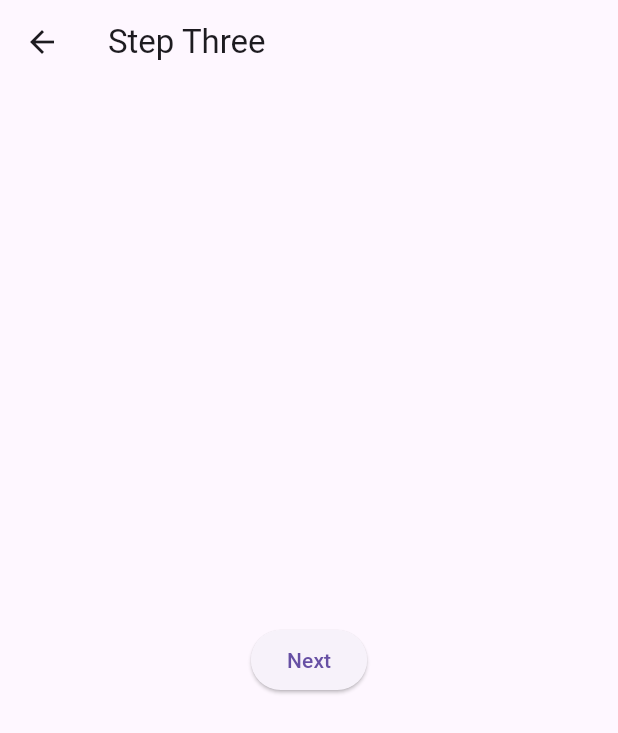
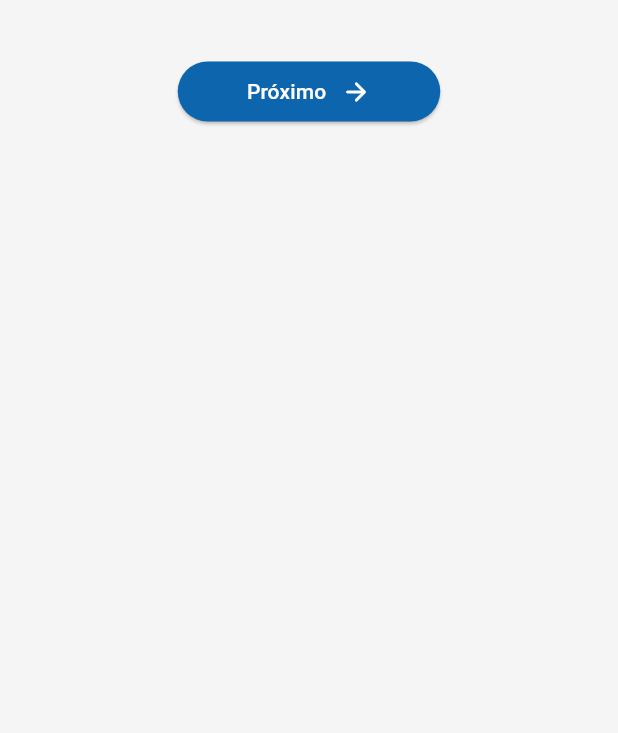
Before and after one commit to phalmeidal/signup_flutter_web, a Flutter app: the StepThreePage screen opened directly, on a phone screen of 412 x 824 dp. Shown: the top 733 px of the screen. Run offline on Flutter 3.47's test engine with Material 3 defaults, Android fonts, the phone set to English and light mode, and no system bars; our stand-ins replace get.

Commit message:
refatorando logica de paginas

```diff
--- /dev/null
+++ b/lib/app/controllers/signup_controller.dart
@@ -0,0 +1,17 @@
+import 'package:get/get.dart';
+
+class SignupController extends GetxController {
+  var currentStep = 0.obs;
+
+  void nextStep() {
+    if (currentStep.value < 3) {
+      currentStep.value++;
+    }
+  }
+
+  void previousStep() {
+    if (currentStep.value > 0) {
+      currentStep.value--;
+    }
+  }
+}
--- /dev/null
+++ b/lib/app/views/step_three.dart
@@ -0,0 +1,33 @@
+import 'package:flutter/material.dart';
+import 'package:get/get.dart';
+import 'package:sign_up_page/app/controllers/signup_controller.dart';
+import 'package:sign_up_page/widgets/custom_buttom.dart';
+
+class StepThreePage extends StatelessWidget {
+  final SignupController _signupController = Get.put(SignupController());
+  StepThreePage({super.key});
+
+  @override
+  Widget build(BuildContext context) {
+    return Scaffold(
+      backgroundColor: Color(const Color.fromARGB(255, 245, 245, 245).value),
+      body: Center(
+        child: Padding(
+          padding: const EdgeInsets.all(16.0),
+          child: Column(
+            children: [
+              const SizedBox(height: 25),
+              CustomButton(
+                customName: 'Próximo',
+                customIcon: Icons.arrow_forward_rounded,
+                onPressed: () {
+                  _signupController.nextStep();
+                },
+              ),
+            ],
+          ),
+        ),
+      ),
+    );
+  }
+}
--- a/lib/main.dart
+++ b/lib/main.dart
@@ -1,6 +1,7 @@
 import 'package:flutter/material.dart';
 import 'package:get/get.dart';
-import 'package:sign_up_page/views/step_one.dart';
+import 'package:sign_up_page/app/views/signup_page.dart';
+import 'package:sign_up_page/app/views/step_one.dart';
 
 void main() {
   runApp(const MyApp());
@@ -16,7 +17,7 @@ class MyApp extends StatelessWidget {
       theme: ThemeData(
         primarySwatch: Colors.blue,
       ),
-      home: StepOnePage(),
+      home: SignupPage(),
     );
   }
 }
--- a/lib/views/step_three.dart
+++ /dev/null
@@ -1,25 +0,0 @@
-import 'package:flutter/material.dart';
-import 'package:get/get.dart';
-
-import 'step_four.dart';
-
-class StepThreePage extends StatelessWidget {
-  const StepThreePage({super.key});
-
-  @override
-  Widget build(BuildContext context) {
-    return Scaffold(
-      appBar: AppBar(
-        title: const Text('Step Three'),
-      ),
-      body: Center(
-        child: ElevatedButton(
-          onPressed: () {
-            Get.to(const StepFourPage());
-          },
-          child: const Text('Next'),
-        ),
-      ),
-    );
-  }
-}
--- a/lib/widgets/custom_app_bar.dart
+++ b/lib/widgets/custom_app_bar.dart
@@ -18,7 +18,7 @@ class CustomAppBar extends StatelessWidget implements PreferredSizeWidget {
           children: [
             TextButton(
               style: TextButton.styleFrom(
-                primary: const Color.fromARGB(255, 18, 80, 131),
+                foregroundColor: const Color.fromARGB(255, 18, 80, 131),
               ),
               onPressed: onBack,
               child: const Row(
@@ -31,7 +31,7 @@ class CustomAppBar extends StatelessWidget implements PreferredSizeWidget {
             ),
             TextButton(
               style: TextButton.styleFrom(
-                primary: const Color.fromARGB(255, 187, 21, 16),
+                foregroundColor: const Color.fromARGB(255, 187, 21, 16),
               ),
               onPressed: onCancel,
               child: const Row(
--- a/lib/widgets/custom_buttom.dart
+++ b/lib/widgets/custom_buttom.dart
@@ -2,18 +2,16 @@ import 'package:flutter/material.dart';
 
 class CustomButton extends StatelessWidget {
   final String customName;
-  final Icon customIcon;
+  final IconData customIcon;
   final Function onPressed;
-  final Color backgroundColor;
-  final double borderRadius;
+  final bool isEnabled;
 
   const CustomButton({
     super.key,
     required this.customName,
     required this.customIcon,
     required this.onPressed,
-    this.backgroundColor = const Color.fromARGB(255, 12, 101, 173),
-    this.borderRadius = 20.0,
+    this.isEnabled = true,
   });
 
   @override
@@ -23,22 +21,30 @@ class CustomButton extends StatelessWidget {
       height: 40,
       child: ElevatedButton(
         style: ButtonStyle(
-          backgroundColor: MaterialStateProperty.all<Color>(backgroundColor),
+          backgroundColor: MaterialStateProperty.resolveWith<Color>(
+            (Set<MaterialState> states) {
+              if (states.contains(MaterialState.disabled)) return Colors.grey;
+              return const Color.fromARGB(255, 12, 101, 173);
+            },
+          ),
           shape: MaterialStateProperty.all<RoundedRectangleBorder>(
             RoundedRectangleBorder(
-              borderRadius: BorderRadius.circular(borderRadius),
+              borderRadius: BorderRadius.circular(20),
             ),
           ),
         ),
-        onPressed: () {
-          onPressed;
-        },
+        onPressed: isEnabled ? () => onPressed() : null,
         child: Row(
           mainAxisAlignment: MainAxisAlignment.center,
           children: [
-            Text(customName, style: const TextStyle(color: Colors.white)),
+            Text(customName, style: TextStyle(color: isEnabled ? Colors.white : const Color.fromARGB(255, 56, 56, 56))),
             const SizedBox(width: 10),
-            customIcon,
+            Icon(
+              customIcon,
+              color: isEnabled ? Colors.white : const Color.fromARGB(255, 56, 56, 56),
+              size: 20,
+              weight: 1,
+            ),
           ],
         ),
       ),
```
Also changed, not shown: lib/app/views/signup_page.dart (added, +67 -0 lines), lib/app/views/step_four.dart (added, +33 -0 lines), lib/app/views/step_one.dart (renamed from lib/views/step_one.dart, +53 -101 lines), lib/app/views/step_two.dart (added, +33 -0 lines), lib/views/step_four.dart (deleted, +0 -24 lines), lib/views/step_two.dart (deleted, +0 -50 lines), lib/widgets/custom_text_form_field.dart (+13 -14 lines).
